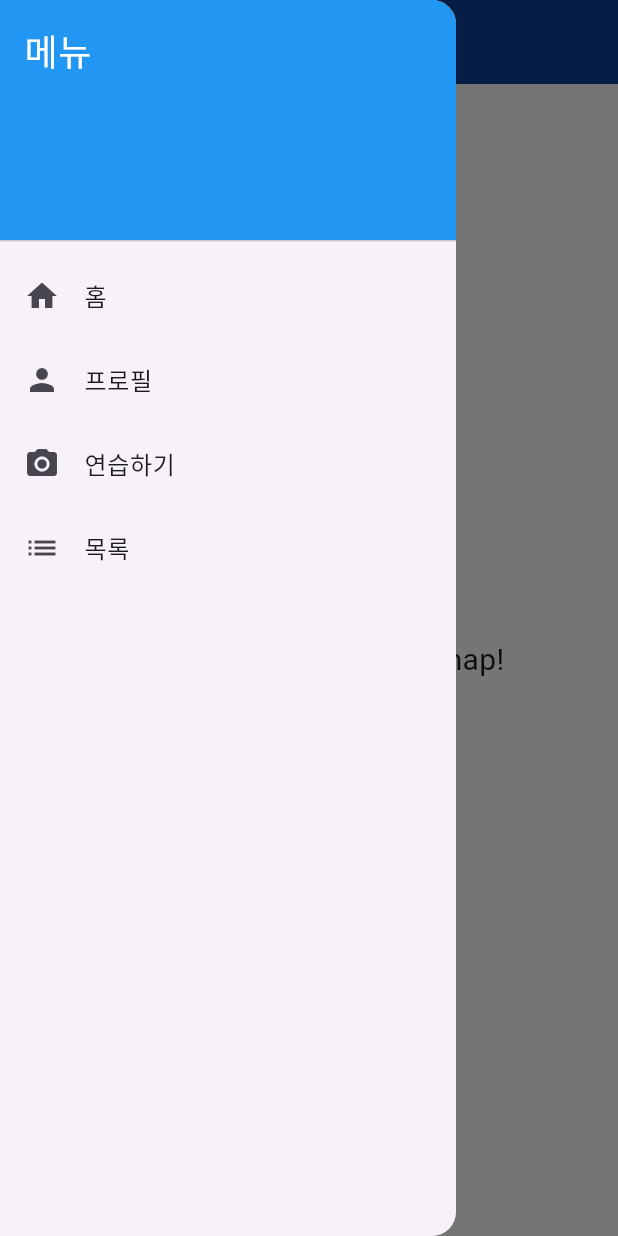
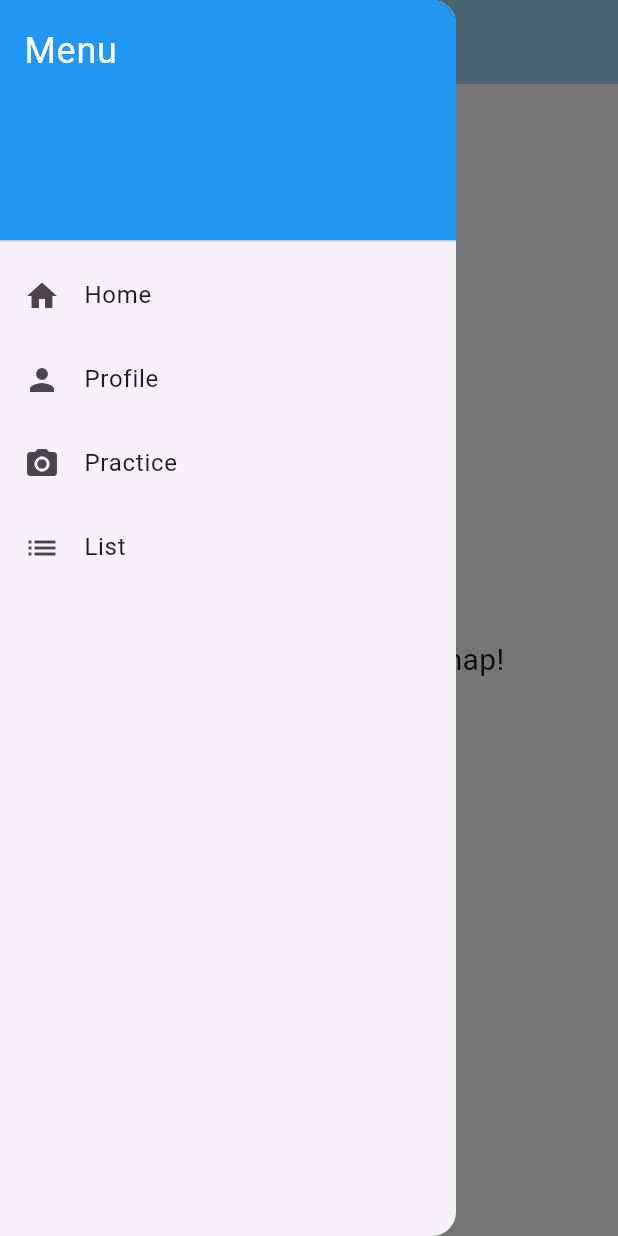
Before and after one commit to kanghyeonLee/mobileapp_final, a Flutter app: the HomePage screen opened by its route, with the side drawer open, on a phone screen of 412 x 824 dp. Run offline on Flutter 3.47's test engine with Material 3 defaults, Android fonts, the phone set to English and light mode, and no system bars; our stand-ins replace camera, cloud_firestore, firebase_auth, firebase_core, firebase_storage, google_sign_in and 1 more; missing offline and left inert: cross_file_image, google_mlkit_face_detection; accounts and stored records are empty.

Commit message:
appbar color

```diff
--- a/lib/home.dart
+++ b/lib/home.dart
@@ -6,7 +6,10 @@ class HomePage extends StatelessWidget {
   @override
   Widget build(BuildContext context) {
     return Scaffold(
-      appBar: AppBar(title: const Text('Sync Your Snap')),
+      appBar: AppBar(
+        title: const Text('Sync Your Snap'),
+        backgroundColor: Color(0xFFA6DAF4),
+      ),
       drawer: Drawer(
         child: ListView(
           padding: EdgeInsets.zero,
@@ -14,34 +17,34 @@ class HomePage extends StatelessWidget {
             const DrawerHeader(
               decoration: BoxDecoration(color: Colors.blue),
               child: Text(
-                '메뉴',
+                'Menu',
                 style: TextStyle(color: Colors.white, fontSize: 24),
               ),
             ),
             ListTile(
               leading: const Icon(Icons.home),
-              title: const Text('홈'),
+              title: const Text('Home'),
               onTap: () {
                 Navigator.pushReplacementNamed(context, '/home');
               },
             ),
             ListTile(
               leading: const Icon(Icons.person),
-              title: const Text('프로필'),
+              title: const Text('Profile'),
               onTap: () {
                 Navigator.pushReplacementNamed(context, '/profile');
               },
             ),
             ListTile(
               leading: const Icon(Icons.camera_alt),
-              title: const Text('연습하기'),
+              title: const Text('Practice'),
               onTap: () {
                 Navigator.pushReplacementNamed(context, '/image');
               },
             ),
             ListTile(
               leading: const Icon(Icons.list),
-              title: const Text('목록'),
+              title: const Text('List'),
               onTap: () {
                 Navigator.pushReplacementNamed(context, '/list');
               },
--- a/lib/image.dart
+++ b/lib/image.dart
@@ -153,7 +153,10 @@ class _ImagePageState extends State<ImagePage> {
   @override
   Widget build(BuildContext context) {
     return Scaffold(
-      appBar: AppBar(title: const Text('Sync Your Snap')),
+      appBar: AppBar(
+        title: const Text('Sync Your Snap'),
+        backgroundColor: Color(0xFFA6DAF4),
+      ),
       drawer: Drawer(
         child: ListView(
           padding: EdgeInsets.zero,
@@ -161,34 +164,34 @@ class _ImagePageState extends State<ImagePage> {
             const DrawerHeader(
               decoration: BoxDecoration(color: Colors.blue),
               child: Text(
-                '메뉴',
+                'Menu',
                 style: TextStyle(color: Colors.white, fontSize: 24),
               ),
             ),
             ListTile(
               leading: const Icon(Icons.home),
-              title: const Text('홈'),
+              title: const Text('Home'),
               onTap: () {
                 Navigator.pushReplacementNamed(context, '/home');
               },
             ),
             ListTile(
               leading: const Icon(Icons.person),
-              title: const Text('프로필'),
+              title: const Text('Profile'),
               onTap: () {
                 Navigator.pushReplacementNamed(context, '/profile');
               },
             ),
             ListTile(
               leading: const Icon(Icons.camera_alt),
-              title: const Text('연습하기'),
+              title: const Text('Practice'),
               onTap: () {
                 Navigator.pushReplacementNamed(context, '/image');
               },
             ),
             ListTile(
               leading: const Icon(Icons.list),
-              title: const Text('목록'),
+              title: const Text('List'),
               onTap: () {
                 Navigator.pushReplacementNamed(context, '/list');
               },
--- a/lib/list.dart
+++ b/lib/list.dart
@@ -11,7 +11,10 @@ class ListPage extends StatelessWidget {
     final currentUserUid = currentUser?.uid;
 
     return Scaffold(
-      appBar: AppBar(title: const Text('Sync Your Snap')),
+      appBar: AppBar(
+        title: const Text('Sync Your Snap'),
+        backgroundColor: Color(0xFFA6DAF4),
+      ),
       drawer: Drawer(
         child: ListView(
           padding: EdgeInsets.zero,
@@ -19,34 +22,34 @@ class ListPage extends StatelessWidget {
             const DrawerHeader(
               decoration: BoxDecoration(color: Colors.blue),
               child: Text(
-                '메뉴',
+                'Menu',
                 style: TextStyle(color: Colors.white, fontSize: 24),
               ),
             ),
             ListTile(
               leading: const Icon(Icons.home),
-              title: const Text('홈'),
+              title: const Text('Home'),
               onTap: () {
                 Navigator.pushReplacementNamed(context, '/home');
               },
             ),
             ListTile(
               leading: const Icon(Icons.person),
-              title: const Text('프로필'),
+              title: const Text('Profile'),
               onTap: () {
                 Navigator.pushReplacementNamed(context, '/profile');
               },
             ),
             ListTile(
               leading: const Icon(Icons.camera_alt),
-              title: const Text('연습하기'),
+              title: const Text('Practice'),
               onTap: () {
                 Navigator.pushReplacementNamed(context, '/image');
               },
             ),
             ListTile(
               leading: const Icon(Icons.list),
-              title: const Text('목록'),
+              title: const Text('List'),
               onTap: () {
                 Navigator.pushReplacementNamed(context, '/list');
               },
--- a/lib/profile.dart
+++ b/lib/profile.dart
@@ -83,7 +83,10 @@ class ProfilePage extends StatelessWidget {
     final profileImage = isAnonymous ? null : user?.photoURL;
 
     return Scaffold(
-      appBar: AppBar(title: const Text('Sync Your Snap')),
+      appBar: AppBar(
+        title: const Text('Sync Your Snap'),
+        backgroundColor: Color(0xFFA6DAF4),
+      ),
       drawer: Drawer(
         child: ListView(
           padding: EdgeInsets.zero,
@@ -91,34 +94,34 @@ class ProfilePage extends StatelessWidget {
             const DrawerHeader(
               decoration: BoxDecoration(color: Colors.blue),
               child: Text(
-                '메뉴',
+                'Menu',
                 style: TextStyle(color: Colors.white, fontSize: 24),
               ),
             ),
             ListTile(
               leading: const Icon(Icons.home),
-              title: const Text('홈'),
+              title: const Text('Home'),
               onTap: () {
                 Navigator.pushReplacementNamed(context, '/home');
               },
             ),
             ListTile(
               leading: const Icon(Icons.person),
-              title: const Text('프로필'),
+              title: const Text('Profile'),
               onTap: () {
                 Navigator.pushReplacementNamed(context, '/profile');
               },
             ),
             ListTile(
               leading: const Icon(Icons.camera_alt),
-              title: const Text('연습하기'),
+              title: const Text('Practice'),
               onTap: () {
                 Navigator.pushReplacementNamed(context, '/image');
               },
             ),
             ListTile(
               leading: const Icon(Icons.list),
-              title: const Text('목록'),
+              title: const Text('List'),
               onTap: () {
                 Navigator.pushReplacementNamed(context, '/list');
               },
--- a/lib/result.dart
+++ b/lib/result.dart
@@ -165,7 +165,10 @@ class _ResultPageState extends State<ResultPage> {
     }
 
     return Scaffold(
-      appBar: AppBar(title: const Text('Sync Your Snap')),
+      appBar: AppBar(
+        title: const Text('Sync Your Snap'),
+        backgroundColor: Color(0xFFA6DAF4),
+      ),
       drawer: Drawer(
         child: ListView(
           padding: EdgeInsets.zero,
@@ -179,28 +182,28 @@ class _ResultPageState extends State<ResultPage> {
             ),
             ListTile(
               leading: const Icon(Icons.home),
-              title: const Text('홈'),
+              title: const Text('Home'),
               onTap: () {
                 Navigator.pushReplacementNamed(context, '/home');
               },
             ),
             ListTile(
               leading: const Icon(Icons.person),
-              title: const Text('프로필'),
+              title: const Text('Profile'),
               onTap: () {
                 Navigator.pushReplacementNamed(context, '/profile');
               },
             ),
             ListTile(
               leading: const Icon(Icons.camera_alt),
-              title: const Text('연습하기'),
+              title: const Text('Practice'),
               onTap: () {
                 Navigator.pushReplacementNamed(context, '/image');
               },
             ),
             ListTile(
               leading: const Icon(Icons.list),
-              title: const Text('목록'),
+              title: const Text('List'),
               onTap: () {
                 Navigator.pushReplacementNamed(context, '/list');
               },
```
